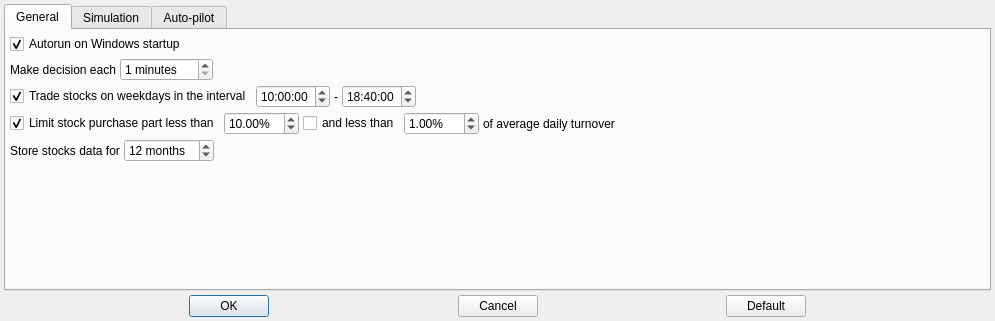
First picture: the form in app/src/dialogs/settingsdialog/settingsdialog.ui, repository Gris87/TInvestor, before the edit.
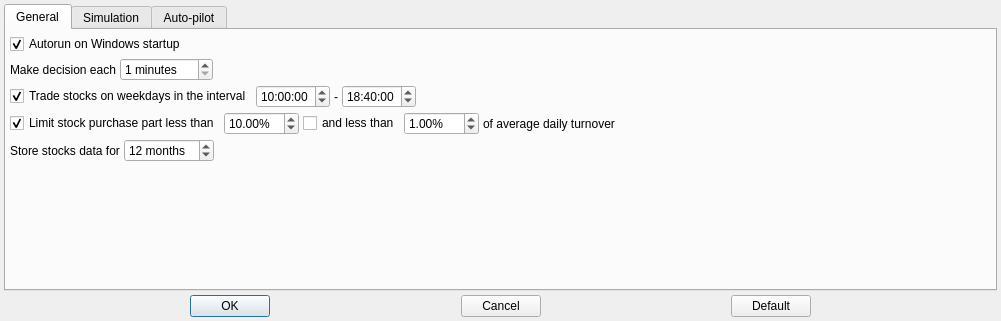
Second picture: the form after the edit.

```diff
--- a/app/src/dialogs/settingsdialog/settingsdialog.ui
+++ b/app/src/dialogs/settingsdialog/settingsdialog.ui
@@ -6,7 +6,7 @@
    <rect>
     <x>0</x>
     <y>0</y>
-    <width>995</width>
+    <width>1001</width>
     <height>321</height>
    </rect>
   </property>
```
